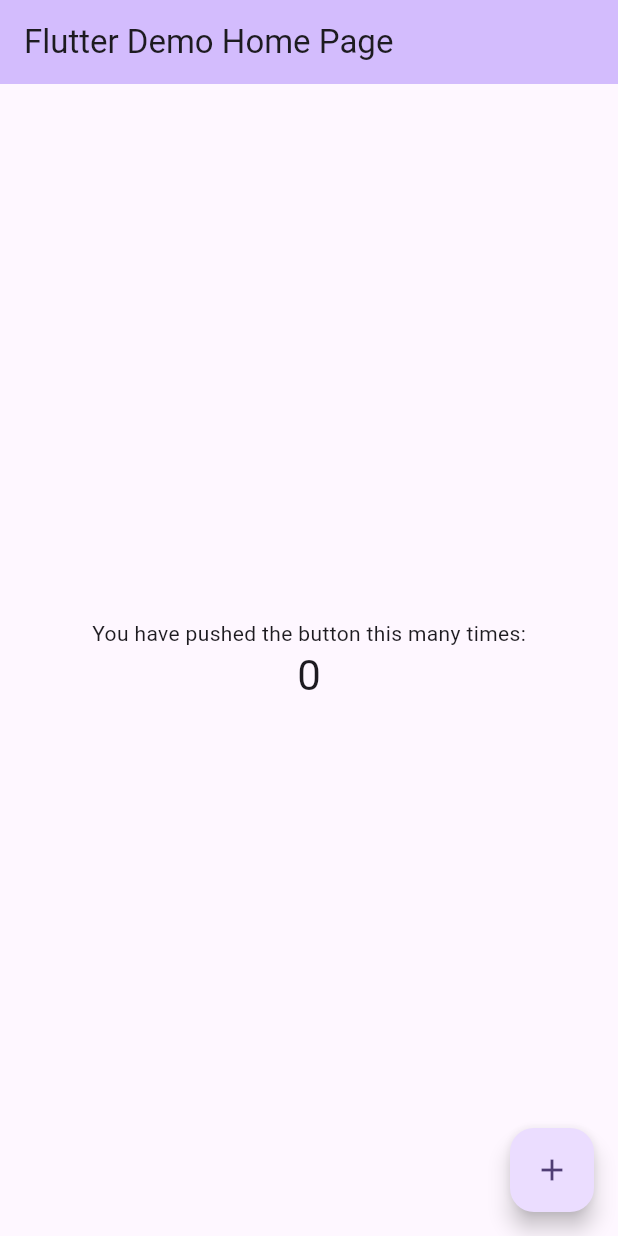
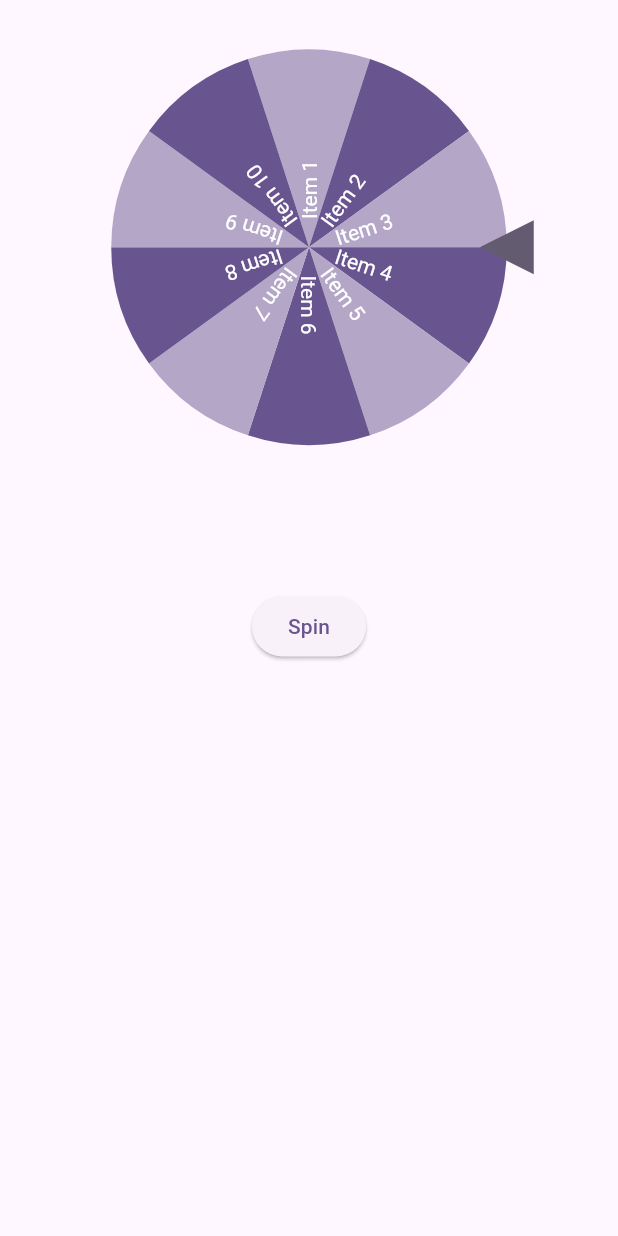
Before and after one commit to dariowskii/area_fortune_wheel, a Flutter app: the screen it shows after launch, on a phone screen of 412 x 824 dp. Run offline on Flutter 3.47's test engine with Material 3 defaults, Android fonts, the light colour scheme and no system bars; drawn by our look-alikes of flutter_fortune_wheel.

Commit message:
Add basic sample of fortune wheel

```diff
--- a/lib/main.dart
+++ b/lib/main.dart
@@ -1,4 +1,8 @@
+import 'dart:async';
+import 'dart:math';
+
 import 'package:flutter/material.dart';
+import 'package:flutter_fortune_wheel/flutter_fortune_wheel.dart';
 
 void main() {
   runApp(const MyApp());
@@ -31,95 +35,74 @@
         colorScheme: ColorScheme.fromSeed(seedColor: Colors.deepPurple),
         useMaterial3: true,
       ),
-      home: const MyHomePage(title: 'Flutter Demo Home Page'),
+      home: const MyHomePage(),
     );
   }
 }
 
 class MyHomePage extends StatefulWidget {
-  const MyHomePage({super.key, required this.title});
-
-  // This widget is the home page of your application. It is stateful, meaning
-  // that it has a State object (defined below) that contains fields that affect
-  // how it looks.
-
-  // This class is the configuration for the state. It holds the values (in this
-  // case the title) provided by the parent (in this case the App widget) and
-  // used by the build method of the State. Fields in a Widget subclass are
-  // always marked "final".
-
-  final String title;
+  const MyHomePage({super.key});
 
   @override
   State<MyHomePage> createState() => _MyHomePageState();
 }
 
 class _MyHomePageState extends State<MyHomePage> {
-  int _counter = 0;
+  StreamController<int> selected = StreamController<int>();
 
-  void _incrementCounter() {
-    setState(() {
-      // This call to setState tells the Flutter framework that something has
-      // changed in this State, which causes it to rerun the build method below
-      // so that the display can reflect the updated values. If we changed
-      // _counter without calling setState(), then the build method would not be
-      // called again, and so nothing would appear to happen.
-      _counter++;
-    });
+  @override
+  void dispose() {
+    selected.close();
+    super.dispose();
   }
 
   @override
   Widget build(BuildContext context) {
-    // This method is rerun every time setState is called, for instance as done
-    // by the _incrementCounter method above.
-    //
-    // The Flutter framework has been optimized to make rerunning build methods
-    // fast, so that you can just rebuild anything that needs updating rather
-    // than having to individually change instances of widgets.
+    final width = MediaQuery.sizeOf(context).width;
     return Scaffold(
-      appBar: AppBar(
-        // TRY THIS: Try changing the color here to a specific color (to
-        // Colors.amber, perhaps?) and trigger a hot reload to see the AppBar
-        // change color while the other colors stay the same.
-        backgroundColor: Theme.of(context).colorScheme.inversePrimary,
-        // Here we take the value from the MyHomePage object that was created by
-        // the App.build method, and use it to set our appbar title.
-        title: Text(widget.title),
-      ),
       body: Center(
-        // Center is a layout widget. It takes a single child and positions it
-        // in the middle of the parent.
         child: Column(
-          // Column is also a layout widget. It takes a list of children and
-          // arranges them vertically. By default, it sizes itself to fit its
-          // children horizontally, and tries to be as tall as its parent.
-          //
-          // Column has various properties to control how it sizes itself and
-          // how it positions its children. Here we use mainAxisAlignment to
-          // center the children vertically; the main axis here is the vertical
-          // axis because Columns are vertical (the cross axis would be
-          // horizontal).
-          //
-          // TRY THIS: Invoke "debug painting" (choose the "Toggle Debug Paint"
-          // action in the IDE, or press "p" in the console), to see the
-          // wireframe for each widget.
-          mainAxisAlignment: MainAxisAlignment.center,
-          children: <Widget>[
-            const Text(
-              'You have pushed the button this many times:',
+          children: [
+            SizedBox(
+              width: width * 0.8,
+              height: width * 0.8,
+              child: FortuneWheel(
+                selected: selected.stream,
+                alignment: Alignment.centerRight,
+                indicators: [
+                  FortuneIndicator(
+                    alignment: Alignment.centerRight,
+                    child: Transform.rotate(
+                      angle: pi / 2,
+                      child: TriangleIndicator(),
+                    ),
+                  ),
+                ],
+                items: [
+                  FortuneItem(child: Text('Item 1')),
+                  FortuneItem(child: Text('Item 2')),
+                  FortuneItem(child: Text('Item 3')),
+                  FortuneItem(child: Text('Item 4')),
+                  FortuneItem(child: Text('Item 5')),
+                  FortuneItem(child: Text('Item 6')),
+                  FortuneItem(child: Text('Item 7')),
+                  FortuneItem(child: Text('Item 8')),
+                  FortuneItem(child: Text('Item 9')),
+                  FortuneItem(child: Text('Item 10')),
+                ],
+              ),
             ),
-            Text(
-              '$_counter',
-              style: Theme.of(context).textTheme.headlineMedium,
+            SizedBox(height: 64),
+            ElevatedButton(
+              onPressed: () {
+                final random = Random();
+                selected.add(random.nextInt(10));
+              },
+              child: Text('Spin'),
             ),
           ],
         ),
       ),
-      floatingActionButton: FloatingActionButton(
-        onPressed: _incrementCounter,
-        tooltip: 'Increment',
-        child: const Icon(Icons.add),
-      ), // This trailing comma makes auto-formatting nicer for build methods.
     );
   }
 }
```
